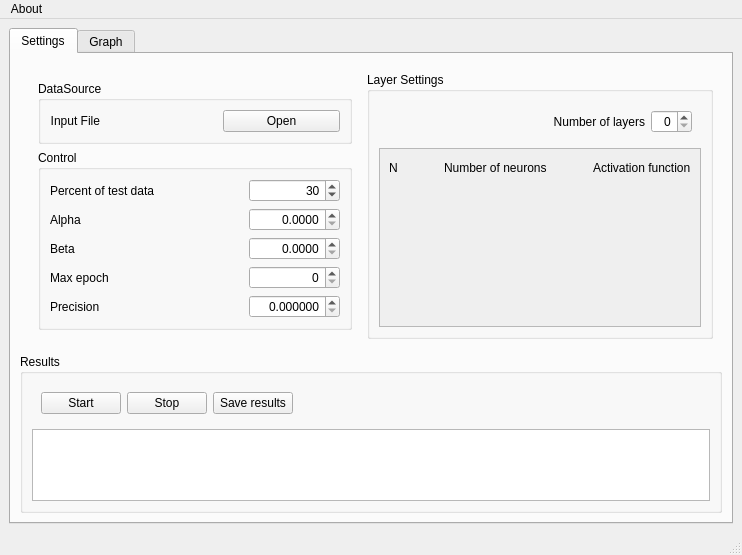
First picture: the form in mainwindow.ui, repository AlexLeSang/ECOHT-ANN, before the edit.
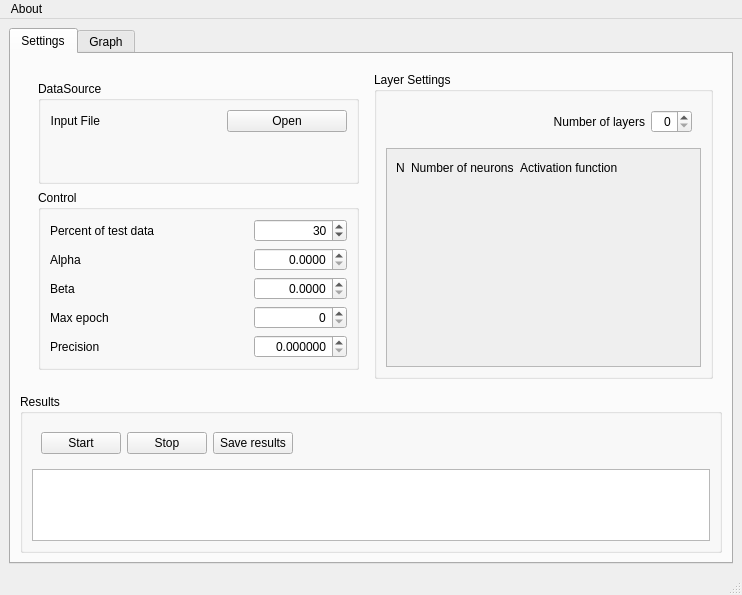
Second picture: the form after the edit. Custom widgets are drawn as their Qt base class.

Diff of the .ui file:
```diff
--- a/mainwindow.ui
+++ b/mainwindow.ui
@@ -39,6 +39,12 @@
              <layout class="QVBoxLayout" name="verticalLayout_2">
               <item>
                <widget class="QGroupBox" name="DataBox">
+                <property name="sizePolicy">
+                 <sizepolicy hsizetype="MinimumExpanding" vsizetype="Fixed">
+                  <horstretch>0</horstretch>
+                  <verstretch>0</verstretch>
+                 </sizepolicy>
+                </property>
                 <property name="toolTip">
                  <string>Data Group</string>
                 </property>
@@ -80,6 +86,12 @@
                      <verstretch>0</verstretch>
                     </sizepolicy>
                    </property>
+                   <property name="maximumSize">
+                    <size>
+                     <width>135</width>
+                     <height>24</height>
+                    </size>
+                   </property>
                    <property name="toolTip">
                     <string>Open Input File</string>
                    </property>
@@ -106,6 +118,12 @@
               </item>
               <item>
                <widget class="QGroupBox" name="ControlBox">
+                <property name="sizePolicy">
+                 <sizepolicy hsizetype="MinimumExpanding" vsizetype="Fixed">
+                  <horstretch>0</horstretch>
+                  <verstretch>0</verstretch>
+                 </sizepolicy>
+                </property>
                 <property name="toolTip">
                  <string>Control Group</string>
                 </property>
@@ -131,6 +149,12 @@
                      <verstretch>0</verstretch>
                     </sizepolicy>
                    </property>
+                   <property name="maximumSize">
+                    <size>
+                     <width>102</width>
+                     <height>23</height>
+                    </size>
+                   </property>
                    <property name="toolTip">
                     <string>Training coefficient</string>
                    </property>
@@ -215,6 +239,12 @@
                      <verstretch>0</verstretch>
                     </sizepolicy>
                    </property>
+                   <property name="maximumSize">
+                    <size>
+                     <width>102</width>
+                     <height>23</height>
+                    </size>
+                   </property>
                    <property name="toolTip">
                     <string>Precision</string>
                    </property>
@@ -253,6 +283,12 @@
                      <verstretch>0</verstretch>
                     </sizepolicy>
                    </property>
+                   <property name="maximumSize">
+                    <size>
+                     <width>102</width>
+                     <height>23</height>
+                    </size>
+                   </property>
                    <property name="toolTip">
                     <string>Maximim number of epochs</string>
                    </property>
@@ -275,6 +311,12 @@
                      <verstretch>0</verstretch>
                     </sizepolicy>
                    </property>
+                   <property name="maximumSize">
+                    <size>
+                     <width>102</width>
+                     <height>23</height>
+                    </size>
+                   </property>
                    <property name="toolTip">
                     <string>Stretch coefficient</string>
                    </property>
@@ -326,6 +368,12 @@
                      <verstretch>0</verstretch>
                     </sizepolicy>
                    </property>
+                   <property name="maximumSize">
+                    <size>
+                     <width>102</width>
+                     <height>23</height>
+                    </size>
+                   </property>
                    <property name="acceptDrops">
                     <bool>true</bool>
                    </property>
@@ -364,6 +412,18 @@
            </item>
            <item>
             <widget class="QGroupBox" name="groupBox">
+             <property name="sizePolicy">
+              <sizepolicy hsizetype="MinimumExpanding" vsizetype="MinimumExpanding">
+               <horstretch>0</horstretch>
+               <verstretch>0</verstretch>
+              </sizepolicy>
+             </property>
+             <property name="maximumSize">
+              <size>
+               <width>10000</width>
+               <height>10000</height>
+              </size>
+             </property>
              <property name="title">
               <string>Layer Settings</string>
              </property>
@@ -424,25 +484,12 @@
                    <x>0</x>
                    <y>0</y>
                    <width>334</width>
-                   <height>167</height>
+                   <height>207</height>
                   </rect>
                  </property>
                  <layout class="QVBoxLayout" name="verticalLayout_3">
                   <item>
                    <layout class="QGridLayout" name="layersGrid">
-                    <item row="0" column="3">
-                     <spacer name="horizontalSpacer_5">
-                      <property name="orientation">
-                       <enum>Qt::Horizontal</enum>
-                      </property>
-                      <property name="sizeHint" stdset="0">
-                       <size>
-                        <width>40</width>
-                        <height>20</height>
-                       </size>
-                      </property>
-                     </spacer>
-                    </item>
                     <item row="0" column="0">
                      <widget class="QLabel" name="nLabel">
                       <property name="text">
@@ -451,13 +498,20 @@
                      </widget>
                     </item>
                     <item row="0" column="2">
+                     <widget class="QLabel" name="activationFunctionLabel">
+                      <property name="text">
+                       <string>Activation function</string>
+                      </property>
+                     </widget>
+                    </item>
+                    <item row="0" column="1">
                      <widget class="QLabel" name="numberOfNeuronsLabel">
                       <property name="text">
                        <string>Number of neurons</string>
                       </property>
                      </widget>
                     </item>
-                    <item row="0" column="1">
+                    <item row="0" column="3">
                      <spacer name="horizontalSpacer_4">
                       <property name="orientation">
                        <enum>Qt::Horizontal</enum>
@@ -470,13 +524,6 @@
                       </property>
                      </spacer>
                     </item>
-                    <item row="0" column="4">
-                     <widget class="QLabel" name="activationFunctionLabel">
-                      <property name="text">
-                       <string>Activation function</string>
-                      </property>
-                     </widget>
-                    </item>
                    </layout>
                   </item>
                   <item>
@@ -506,6 +553,12 @@
         </item>
         <item>
          <widget class="QGroupBox" name="ResultsBox">
+          <property name="sizePolicy">
+           <sizepolicy hsizetype="MinimumExpanding" vsizetype="Preferred">
+            <horstretch>0</horstretch>
+            <verstretch>0</verstretch>
+           </sizepolicy>
+          </property>
           <property name="toolTip">
            <string>Results Group</string>
           </property>
```
